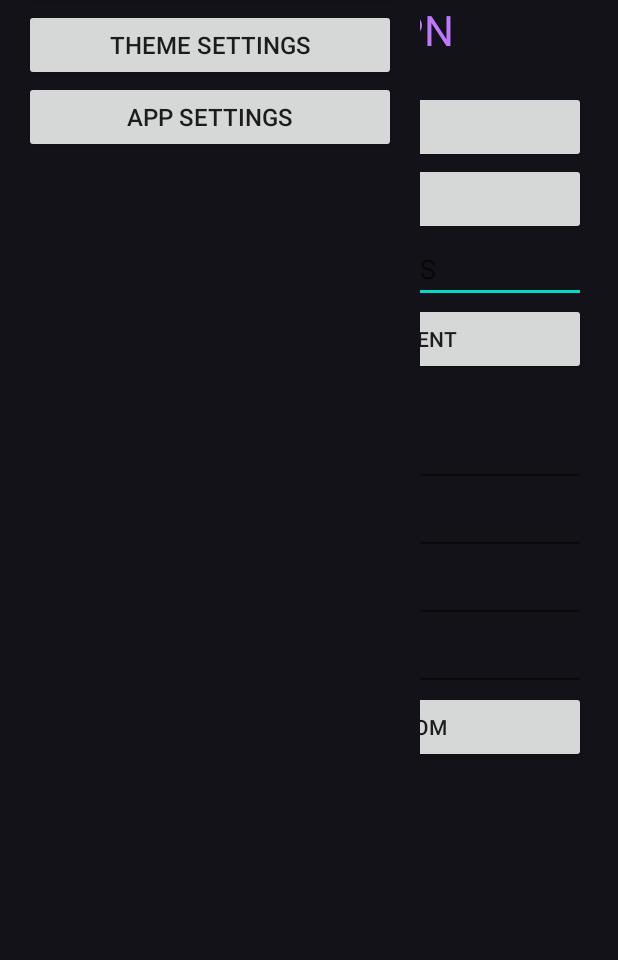
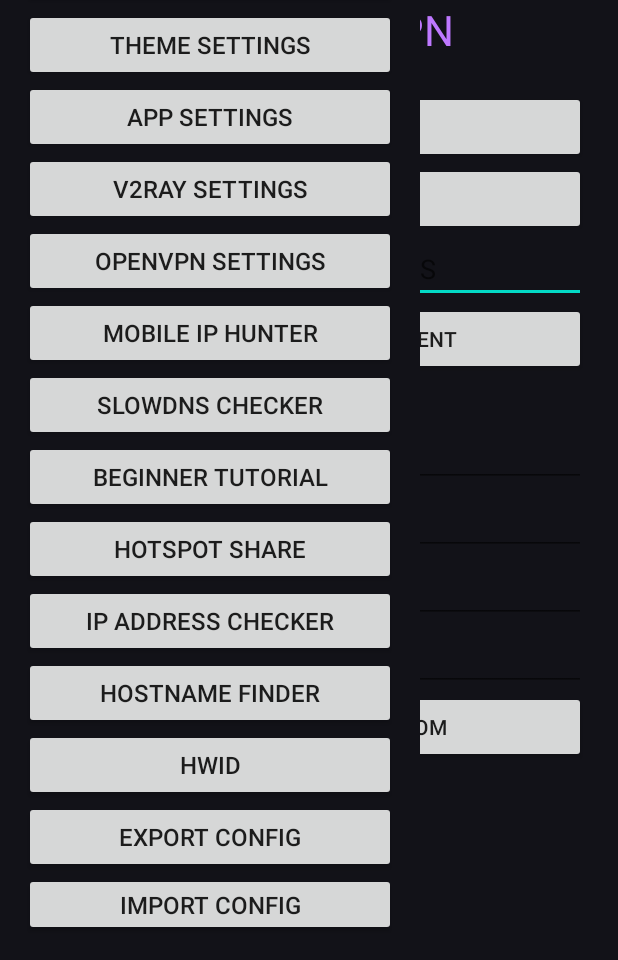
Before and after one commit to fotsofrancklin020-dot/XXX-CORE-VPN, an Android app: the screen it shows after launch (MainActivity), after a tap on an icon or button, on a phone screen of 412 x 824 dp, the part 276-1236 px from its top. Run offline under Robolectric (Android 15) with nearby library versions, the phone set to English and light mode, and no system bars.

Commit message:
Implement drawer options with toast notifications
Added multiple drawer options with click listeners to show toast messages.

```diff
--- a/app/src/main/java/com/frankdev/xxxcorevpn/MainActivity.kt
+++ b/app/src/main/java/com/frankdev/xxxcorevpn/MainActivity.kt
@@ -131,6 +131,41 @@ val appSettingsButton = Button(this).apply {
 }
 
 drawerLayout.addView(appSettingsButton)
+
+fun addDrawerOption(label: String) {
+    val optionButton = Button(this).apply {
+        text = label
+        textSize = 16f
+
+        setOnClickListener {
+            Toast.makeText(
+                this@MainActivity,
+                "$label sera configuré dans une prochaine étape",
+                Toast.LENGTH_SHORT
+            ).show()
+        }
+    }
+
+    drawerLayout.addView(optionButton)
+}
+addDrawerOption("V2ray Settings")
+addDrawerOption("OpenVPN Settings")
+addDrawerOption("Mobile IP Hunter")
+addDrawerOption("SlowDns Checker")
+addDrawerOption("Beginner Tutorial")
+addDrawerOption("Hotspot Share")
+addDrawerOption("IP Address Checker")
+addDrawerOption("HostName Finder")
+addDrawerOption("HWID")
+addDrawerOption("Export Config")
+addDrawerOption("Import Config")
+addDrawerOption("Import Cloud Config")
+addDrawerOption("Import QR Code Config")
+addDrawerOption("Host Checker")
+addDrawerOption("Telegram Group")
+addDrawerOption("Optimize Battery")
+addDrawerOption("About Info")
+
 val menuButton = Button(this).apply {
     text = "☰"
     textSize = 24f
```
